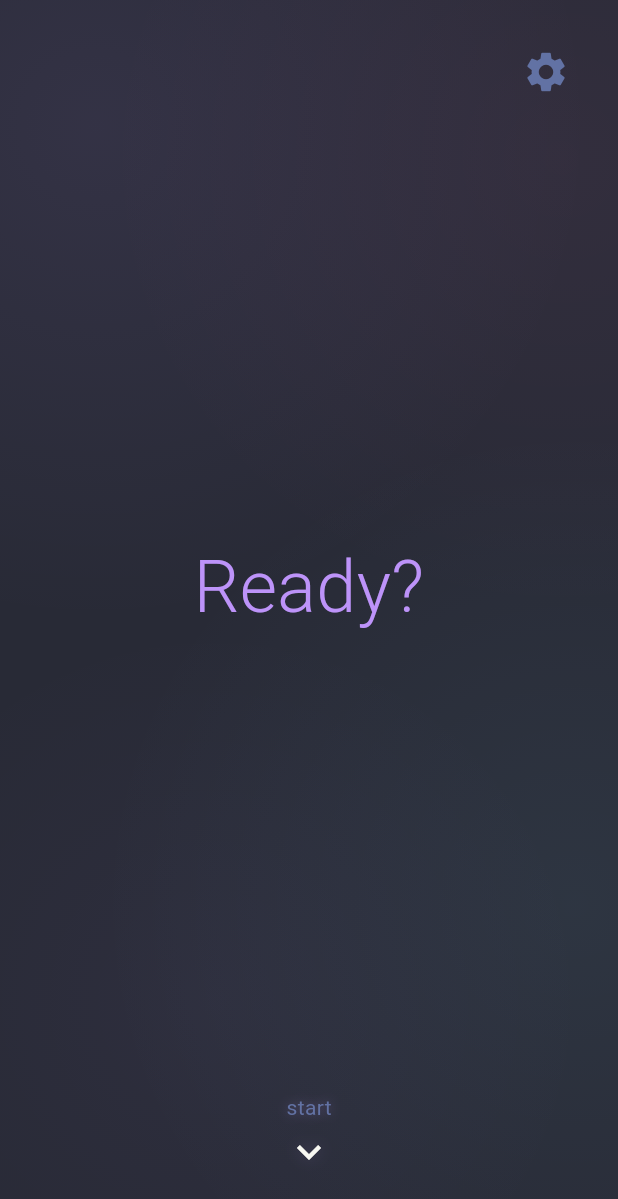
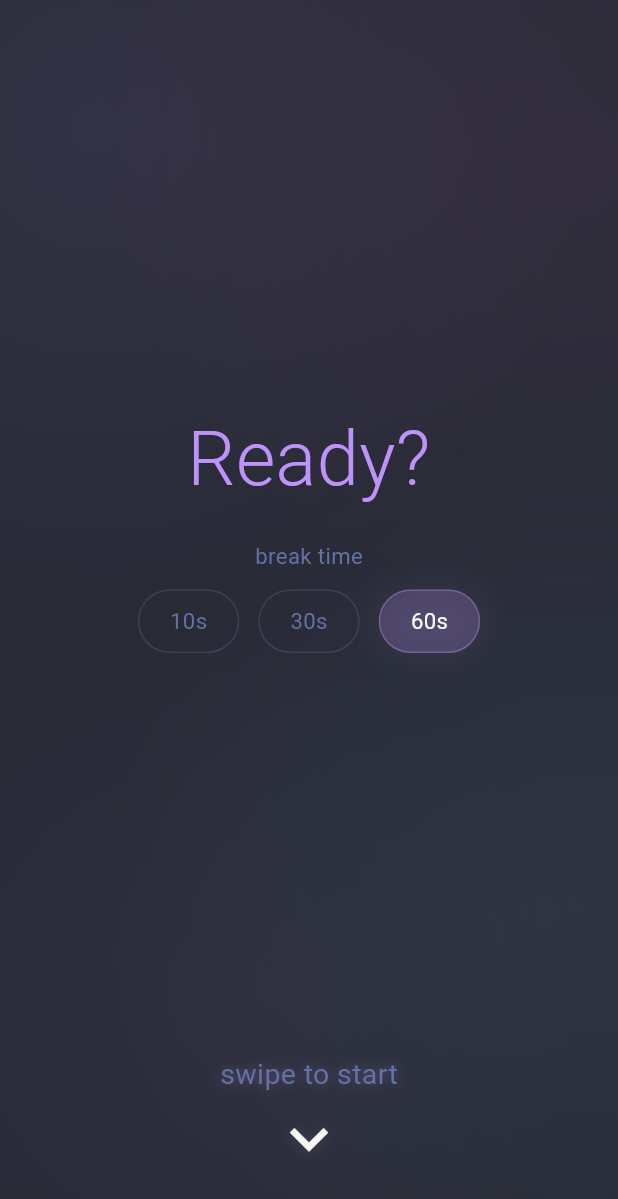
Before and after one commit to vocino/chunk, a Flutter app: the screen it shows after launch, on a phone screen of 412 x 824 dp. Shown: the top 1199 px of the screen. Run offline on Flutter 3.47's test engine with Material 3 defaults, Android fonts, the phone set to English and light mode, and no system bars; our stand-ins replace audioplayers; missing offline and left inert: dart:js_interop.

Commit message:
Add break timer selector, responsive scaling, sound/haptics, and 4-7-8 breathing
- Inline break duration picker (10s/30s/60s pills) on Ready screen, replacing settings icon
- Responsive text and UI scaling based on screen size for phone-to-iPad support
- Sound effects (pop on completion, chime on break) and haptic feedback throughout
- 4-7-8 breathing animation (4s inhale, 7s hold, 8s exhale) for calming rhythm
- Remove redundant README-original.md

Co-Authored-By: Claude Opus 4.6 <noreply@anthropic.com>

```diff
--- a/lib/models/session_state.dart
+++ b/lib/models/session_state.dart
@@ -3,12 +3,19 @@ import 'package:flutter/foundation.dart';
 class SessionState extends ChangeNotifier {
   int _questionCount = 0;
   int _totalQuestions = 0;
+  int _breakDuration = 60;
   final List<String> _recentActivityIds = [];
 
   int get questionCount => _questionCount;
   int get questionsUntilBreak => 5 - (_questionCount % 5);
   int get totalQuestions => _totalQuestions;
+  int get breakDuration => _breakDuration;
   List<String> get recentActivityIds => List.unmodifiable(_recentActivityIds);
+
+  void setBreakDuration(int seconds) {
+    _breakDuration = seconds;
+    notifyListeners();
+  }
 
   void incrementQuestion() {
     _questionCount++;
--- a/lib/screens/session_screen.dart
+++ b/lib/screens/session_screen.dart
@@ -1,5 +1,6 @@
 import 'dart:async';
 import 'package:flutter/material.dart';
+import 'package:flutter/services.dart';
 import 'package:provider/provider.dart';
 import '../models/session_state.dart';
 import '../models/session_step.dart';
@@ -9,6 +10,7 @@ import '../services/sound_service.dart';
 import '../theme/app_theme.dart';
 import '../widgets/advance_arrow.dart';
 import '../widgets/ambient_background.dart';
+import '../widgets/break_timer_selector.dart';
 import '../widgets/breathing_circle.dart';
 import '../widgets/glass_container.dart';
 
@@ -104,6 +106,16 @@ class _SessionScreenState extends State<SessionScreen> {
 
   void _onPageChanged(int index) {
     _isTransitioning = false;
+    if (index < _steps.length) {
+      HapticFeedback.mediumImpact();
+      final step = _steps[index];
+      final soundService = context.read<SoundService>();
+      if (step.type == StepType.completion) {
+        soundService.playPop();
+      } else if (step.type == StepType.break_) {
+        soundService.playChime();
+      }
+    }
   }
 
   @override
@@ -182,28 +194,39 @@ class _SessionScreenState extends State<SessionScreen> {
   }
 
   Widget _buildStartCard(int index) {
+    final sessionState = context.watch<SessionState>();
+
     return SafeArea(
       child: Padding(
         padding: const EdgeInsets.all(24),
         child: Column(
           children: [
-            Align(
-              alignment: Alignment.topRight,
-              child: IconButton(
-                icon: const Icon(Icons.settings, size: 32),
-                onPressed: () {
-                  // TODO: Navigate to settings
-                },
-              ),
-            ),
             const Spacer(),
             Text(
               'Ready?',
               textAlign: TextAlign.center,
-              style: AppTheme.headingLarge.copyWith(color: AppTheme.purple),
+              style: AppTheme.headingLarge(context).copyWith(color: AppTheme.purple),
+            ),
+            const SizedBox(height: 24),
+            Text(
+              'break time',
+              style: TextStyle(
+                fontSize: 14 * AppTheme.scaleFactor(context),
+                fontWeight: FontWeight.w400,
+                color: AppTheme.comment,
+              ),
+            ),
+            const SizedBox(height: 12),
+            BreakTimerSelector(
+              selectedDuration: sessionState.breakDuration,
+              onChanged: (d) => sessionState.setBreakDuration(d),
             ),
             const Spacer(),
-            AdvanceArrow(label: 'start', onTap: _advance),
+            AdvanceArrow(
+              label: 'swipe to start',
+              onTap: _advance,
+              enlarged: true,
+            ),
           ],
         ),
       ),
@@ -352,7 +375,7 @@ class _CompletionCardState extends State<_CompletionCard>
                     child: Text(
                       'That took',
                       style:
-                          AppTheme.bodyLarge.copyWith(color: AppTheme.comment),
+                          AppTheme.bodyLarge(context).copyWith(color: AppTheme.comment),
                       textAlign: TextAlign.center,
                     ),
                   ),
@@ -370,8 +393,8 @@ class _CompletionCardState extends State<_CompletionCard>
                     },
                     child: Text(
                       widget.formattedTime,
-                      style: AppTheme.headingLarge.copyWith(
-                        fontSize: 72,
+                      style: AppTheme.headingLarge(context).copyWith(
+                        fontSize: 72 * AppTheme.scaleFactor(context),
                         color: AppTheme.green,
                       ),
                       textAlign: TextAlign.center,
@@ -385,7 +408,7 @@ class _CompletionCardState extends State<_CompletionCard>
                         opacity: _counterOpacity,
                         child: Text(
                           '${widget.questionsUntilBreak} more until break',
-                          style: AppTheme.bodyLarge
+                          style: AppTheme.bodyLarge(context)
                               .copyWith(color: AppTheme.comment),
                           textAlign: TextAlign.center,
                         ),
@@ -420,12 +443,13 @@ class _BreakCard extends StatefulWidget {
 }
 
 class _BreakCardState extends State<_BreakCard> {
-  int _remainingSeconds = 60;
+  late int _remainingSeconds;
   Timer? _countdownTimer;
 
   @override
   void initState() {
     super.initState();
+    _remainingSeconds = context.read<SessionState>().breakDuration;
     _countdownTimer = Timer.periodic(const Duration(seconds: 1), (timer) {
       setState(() {
         if (_remainingSeconds > 0) {
@@ -462,14 +486,14 @@ class _BreakCardState extends State<_BreakCard> {
                   Text(
                     'Break time!',
                     style:
-                        AppTheme.headingMedium.copyWith(color: AppTheme.pink),
+                        AppTheme.headingMedium(context).copyWith(color: AppTheme.pink),
                     textAlign: TextAlign.center,
                   ),
                   const SizedBox(height: 48),
                   Text(
                     '$_remainingSeconds',
-                    style: AppTheme.headingLarge.copyWith(
-                      fontSize: 72,
+                    style: AppTheme.headingLarge(context).copyWith(
+                      fontSize: 72 * AppTheme.scaleFactor(context),
                       color: AppTheme.cyan,
                     ),
                     textAlign: TextAlign.center,
@@ -477,8 +501,8 @@ class _BreakCardState extends State<_BreakCard> {
                   const SizedBox(height: 48),
                   Text(
                     'How about:',
-                    style: AppTheme.bodyLarge.copyWith(
-                      fontSize: 20,
+                    style: AppTheme.bodyLarge(context).copyWith(
+                      fontSize: 20 * AppTheme.scaleFactor(context),
                       color: AppTheme.comment,
                     ),
                     textAlign: TextAlign.center,
@@ -486,7 +510,9 @@ class _BreakCardState extends State<_BreakCard> {
                   const SizedBox(height: 16),
                   Text(
                     '${widget.activity.emoji} ${widget.activity.text}',
-                    style: AppTheme.headingMedium.copyWith(fontSize: 28),
+                    style: AppTheme.headingMedium(context).copyWith(
+                      fontSize: 28 * AppTheme.scaleFactor(context),
+                    ),
                     textAlign: TextAlign.center,
                   ),
                 ],
--- a/lib/theme/app_theme.dart
+++ b/lib/theme/app_theme.dart
@@ -15,27 +15,43 @@ class AppTheme {
   static const Color purple = Color(0xFFBD93F9);
   static const Color pink = Color(0xFFFF79C6);
 
-  // Text Styles
-  static const TextStyle headingLarge = TextStyle(
+  // Responsive scaling
+  static double scaleFactor(BuildContext context) {
+    final shortestSide = MediaQuery.of(context).size.shortestSide;
+    return (shortestSide / 390).clamp(0.85, 1.6);
+  }
+
+  // Base text styles (unscaled, for ThemeData)
+  static const TextStyle _headingLarge = TextStyle(
     fontSize: 48,
     fontWeight: FontWeight.w300,
     color: foreground,
     height: 1.2,
   );
 
-  static const TextStyle headingMedium = TextStyle(
+  static const TextStyle _headingMedium = TextStyle(
     fontSize: 32,
     fontWeight: FontWeight.w400,
     color: foreground,
     height: 1.3,
   );
 
-  static const TextStyle bodyLarge = TextStyle(
+  static const TextStyle _bodyLarge = TextStyle(
     fontSize: 24,
     fontWeight: FontWeight.w300,
     color: foreground,
     height: 1.4,
   );
+
+  // Responsive text styles
+  static TextStyle headingLarge(BuildContext context) =>
+      _headingLarge.copyWith(fontSize: 48 * scaleFactor(context));
+
+  static TextStyle headingMedium(BuildContext context) =>
+      _headingMedium.copyWith(fontSize: 32 * scaleFactor(context));
+
+  static TextStyle bodyLarge(BuildContext context) =>
+      _bodyLarge.copyWith(fontSize: 24 * scaleFactor(context));
 
   // Button Style
   static final ButtonStyle primaryButtonStyle = ButtonStyle(
@@ -76,9 +92,9 @@ class AppTheme {
       fontFamily: 'Roboto',
       iconTheme: const IconThemeData(color: comment),
       textTheme: const TextTheme(
-        displayLarge: headingLarge,
-        displayMedium: headingMedium,
-        bodyLarge: bodyLarge,
+        displayLarge: _headingLarge,
+        displayMedium: _headingMedium,
+        bodyLarge: _bodyLarge,
       ),
       elevatedButtonTheme: ElevatedButtonThemeData(
         style: primaryButtonStyle,
--- a/lib/widgets/advance_arrow.dart
+++ b/lib/widgets/advance_arrow.dart
@@ -1,14 +1,17 @@
 import 'package:flutter/material.dart';
+import 'package:flutter/services.dart';
 import '../theme/app_theme.dart';
 
 class AdvanceArrow extends StatefulWidget {
   final String label;
   final VoidCallback onTap;
+  final bool enlarged;
 
   const AdvanceArrow({
     super.key,
     required this.label,
     required this.onTap,
+    this.enlarged = false,
   });
 
   @override
@@ -33,7 +36,7 @@ class _AdvanceArrowState extends State<AdvanceArrow>
 
     _bounceAnimation = Tween<Offset>(
       begin: Offset.zero,
-      end: const Offset(0, 0.15),
+      end: Offset(0, widget.enlarged ? 0.2 : 0.15),
     )
         .chain(CurveTween(curve: Curves.easeInOut))
         .animate(_bounceController);
@@ -60,6 +63,7 @@ class _AdvanceArrowState extends State<AdvanceArrow>
   }
 
   void _handleTap() {
+    HapticFeedback.lightImpact();
     _tapController.forward(from: 0).then((_) {
       widget.onTap();
     });
@@ -89,7 +93,7 @@ class _AdvanceArrowState extends State<AdvanceArrow>
                 Text(
                   widget.label,
                   style: TextStyle(
-                    fontSize: 14,
+                    fontSize: (widget.enlarged ? 18 : 14) * AppTheme.scaleFactor(context),
                     fontWeight: FontWeight.w400,
                     color: AppTheme.comment,
                     shadows: [
@@ -103,7 +107,7 @@ class _AdvanceArrowState extends State<AdvanceArrow>
                 const SizedBox(height: 4),
                 Icon(
                   Icons.keyboard_arrow_down,
-                  size: 32,
+                  size: (widget.enlarged ? 48 : 32) * AppTheme.scaleFactor(context),
                   color: AppTheme.foreground,
                   shadows: [
                     Shadow(
--- /dev/null
+++ b/lib/widgets/break_timer_selector.dart
@@ -0,0 +1,77 @@
+import 'package:flutter/material.dart';
+import 'package:flutter/services.dart';
+import '../theme/app_theme.dart';
+
+class BreakTimerSelector extends StatelessWidget {
+  final int selectedDuration;
+  final ValueChanged<int> onChanged;
+
+  static const List<int> _options = [10, 30, 60];
+
+  const BreakTimerSelector({
+    super.key,
+    required this.selectedDuration,
+    required this.onChanged,
+  });
+
+  @override
+  Widget build(BuildContext context) {
+    final scale = AppTheme.scaleFactor(context);
+    return Row(
+      mainAxisSize: MainAxisSize.min,
+      children: [
+        for (int i = 0; i < _options.length; i++) ...[
+          if (i > 0) SizedBox(width: 12 * scale),
+          _buildPill(_options[i], scale),
+        ],
+      ],
+    );
+  }
+
+  Widget _buildPill(int seconds, double scale) {
+    final isSelected = seconds == selectedDuration;
+
+    return GestureDetector(
+      onTap: () {
+        HapticFeedback.selectionClick();
+        onChanged(seconds);
+      },
+      child: AnimatedContainer(
+        duration: const Duration(milliseconds: 150),
+        curve: Curves.easeOut,
+        width: 64 * scale,
+        height: 40 * scale,
+        decoration: BoxDecoration(
+          color: isSelected
+              ? AppTheme.purple.withValues(alpha: 0.20)
+              : Colors.transparent,
+          borderRadius: BorderRadius.circular(20 * scale),
+          border: Border.all(
+            color: isSelected
+                ? AppTheme.purple.withValues(alpha: 0.35)
+                : AppTheme.comment.withValues(alpha: 0.3),
+            width: 1.0,
+          ),
+          boxShadow: isSelected
+              ? [
+                  BoxShadow(
+                    color: AppTheme.purple.withValues(alpha: 0.08),
+                    blurRadius: 16,
+                    spreadRadius: 2,
+                  ),
+                ]
+              : null,
+        ),
+        alignment: Alignment.center,
+        child: Text(
+          '${seconds}s',
+          style: TextStyle(
+            fontSize: 14 * scale,
+            fontWeight: FontWeight.w400,
+            color: isSelected ? AppTheme.foreground : AppTheme.comment,
+          ),
+        ),
+      ),
+    );
+  }
+}
```
Also changed, not shown: lib/services/sound_service_native.dart (+8 -0 lines), lib/services/sound_service_web.dart (+8 -0 lines), lib/widgets/breathing_circle.dart (+23 -7 lines), tool/generate_chime.dart (added, +77 -0 lines), tool/generate_pop.dart (added, +71 -0 lines), 3 other files.
